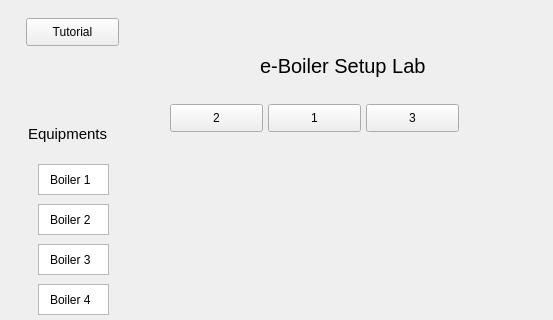
The window that eBoiler.ui (MattiasV/Rocket) describes before a commit, drawn with Qt 5; both pictures show x 0 to 553 and y 0 to 320 of the 835 by 488 pixel window.
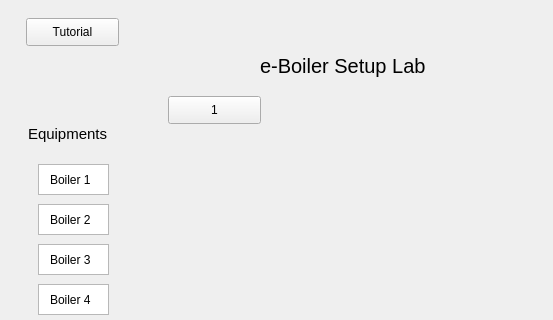
The same window after the commit.

Patch:
```diff
--- a/eBoiler.ui
+++ b/eBoiler.ui
@@ -13,38 +13,6 @@
   <property name="windowTitle">
    <string>Form</string>
   </property>
-  <widget class="QWidget" name="CentralBox" native="true">
-   <property name="enabled">
-    <bool>true</bool>
-   </property>
-   <property name="geometry">
-    <rect>
-     <x>162</x>
-     <y>94</y>
-     <width>387</width>
-     <height>239</height>
-    </rect>
-   </property>
-   <property name="sizePolicy">
-    <sizepolicy hsizetype="Expanding" vsizetype="Expanding">
-     <horstretch>0</horstretch>
-     <verstretch>0</verstretch>
-    </sizepolicy>
-   </property>
-   <widget class="QPushButton" name="pushButton">
-    <property name="geometry">
-     <rect>
-      <x>8</x>
-      <y>10</y>
-      <width>93</width>
-      <height>28</height>
-     </rect>
-    </property>
-    <property name="text">
-     <string>2</string>
-    </property>
-   </widget>
-  </widget>
   <widget class="QLabel" name="label">
    <property name="geometry">
     <rect>
@@ -238,38 +206,6 @@
     </property>
    </widget>
   </widget>
-  <widget class="QWidget" name="CentralBox_2" native="true">
-   <property name="enabled">
-    <bool>true</bool>
-   </property>
-   <property name="geometry">
-    <rect>
-     <x>162</x>
-     <y>94</y>
-     <width>387</width>
-     <height>239</height>
-    </rect>
-   </property>
-   <property name="sizePolicy">
-    <sizepolicy hsizetype="Expanding" vsizetype="Expanding">
-     <horstretch>0</horstretch>
-     <verstretch>0</verstretch>
-    </sizepolicy>
-   </property>
-   <widget class="QPushButton" name="pushButton_3">
-    <property name="geometry">
-     <rect>
-      <x>204</x>
-      <y>10</y>
-      <width>93</width>
-      <height>28</height>
-     </rect>
-    </property>
-    <property name="text">
-     <string>3</string>
-    </property>
-   </widget>
-  </widget>
   <widget class="QWidget" name="CentralBox_3" native="true">
    <property name="enabled">
     <bool>true</bool>
@@ -291,8 +227,8 @@
    <widget class="QPushButton" name="pushButton_2">
     <property name="geometry">
      <rect>
-      <x>106</x>
-      <y>10</y>
+      <x>6</x>
+      <y>2</y>
       <width>93</width>
       <height>28</height>
      </rect>
```
Left out of the diff: 18 changed lines with no effect on the pictures.
